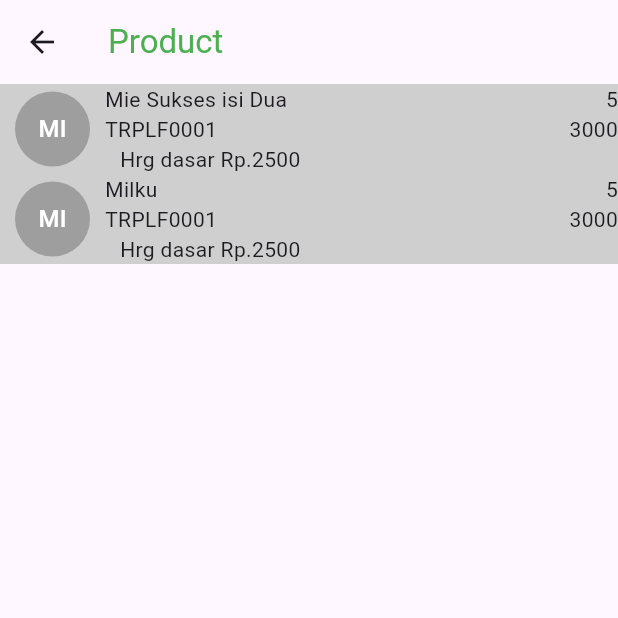
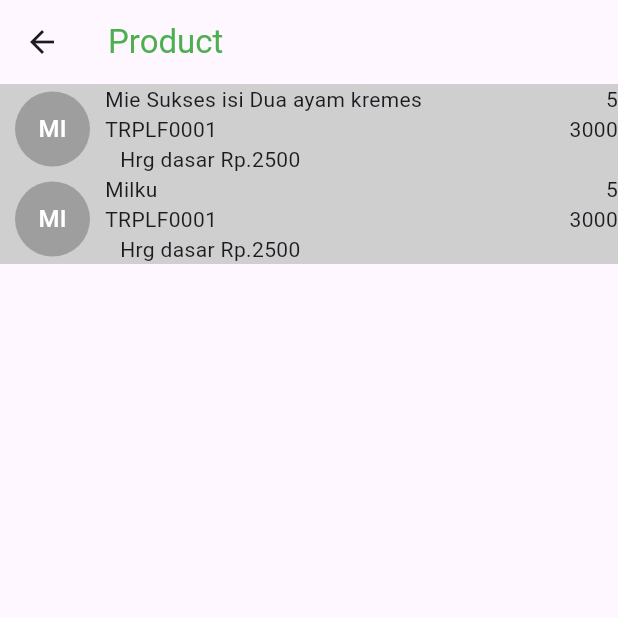
Before and after one commit to Farhanzh123/CashierSek, a Flutter app: the Product screen opened directly, on a phone screen of 412 x 824 dp, the top half of it. Run offline on Flutter 3.47's test engine with Material 3 defaults, Android fonts, the light colour scheme and no system bars; our stand-ins replace dotted_border, flutter_svg, image_picker.

Commit message:
Update product.dart

```diff
--- a/lib/page/Productpages/product.dart
+++ b/lib/page/Productpages/product.dart
@@ -20,7 +20,7 @@
   void setData() {
     products = [
       itemProduct(
-        nama: 'Mie Sukses isi Dua',
+        nama: 'Mie Sukses isi Dua ayam kremes',
         harga_beli:2500,
         harga_jual: 3000,
         kode_barang: 'TRPLF0001',
```
